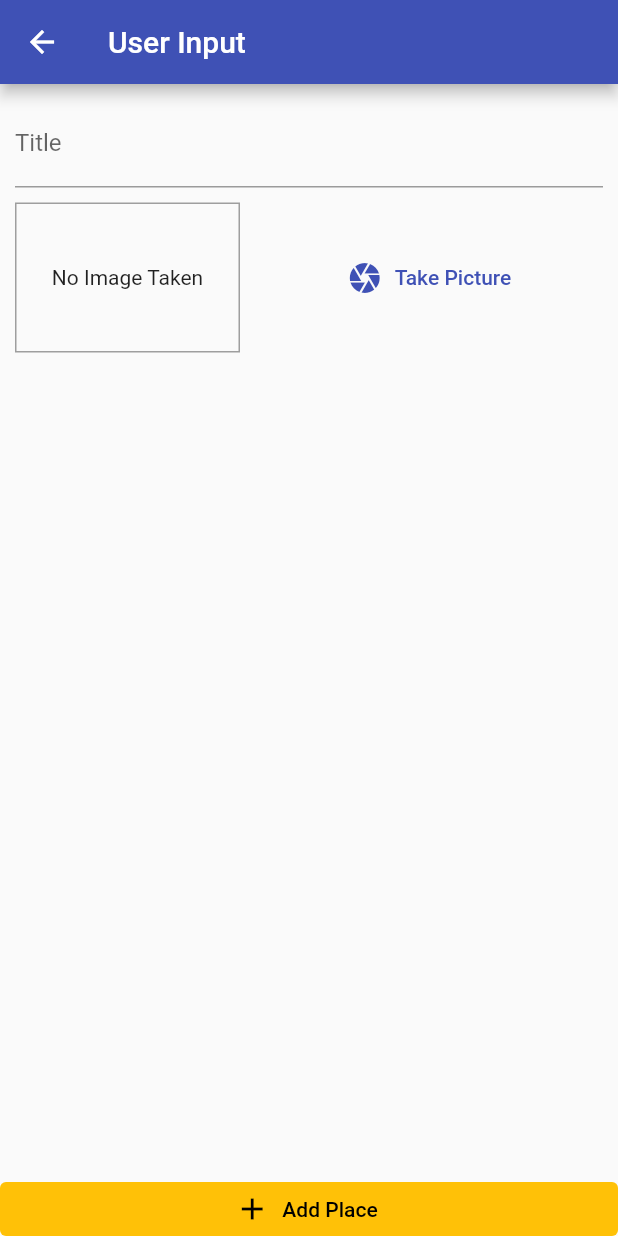
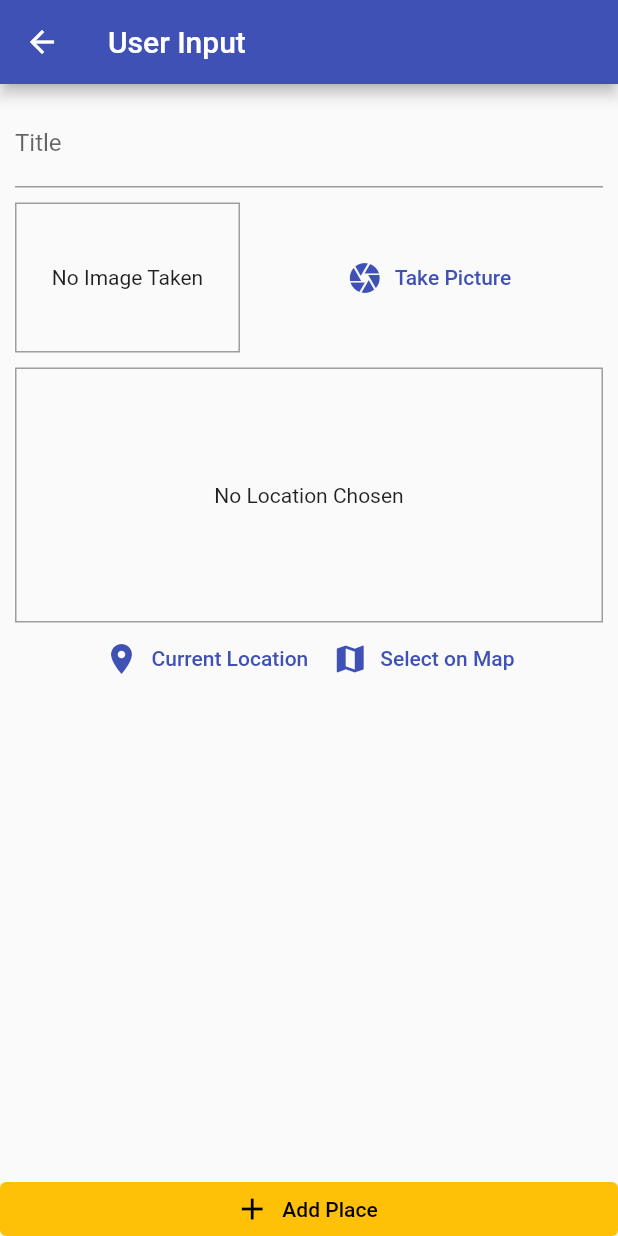
Before and after one commit to ThatPham2000/greate_places_app, a Flutter app: the AddPlaceScreen screen opened by its route, on a phone screen of 412 x 824 dp. Run offline on Flutter 3.47's test engine with Material 2 defaults, Android fonts, the phone set to English and light mode, and no system bars; our stand-ins replace image_picker, location, sqflite; accounts and stored records are empty.

Commit message:
add location

```diff
--- /dev/null
+++ b/lib/helpers/location_helper.dart
@@ -0,0 +1,21 @@
+import 'dart:convert';
+
+import 'package:http/http.dart' as http;
+
+const GOOGLE_API_KEY = 'AIzaSyBg9yn5JtQgKRFbg6FCTy4ewbF24kRuAYI';
+
+class LocationHelper {
+  static String generateLocationPreviewImage({
+    required double latitude,
+    required double longitude,
+  }) {
+    return 'https://maps.googleapis.com/maps/api/staticmap?center=&$longitude,$latitude&zoom=16&size=600x300&maptype=roadmap&markers=color:red%7Clabel:C%7C$latitude,$longitude&key=$GOOGLE_API_KEY';
+  }
+
+  static Future<String> getPlaceAddress(double lat, double lng) async {
+    final url = Uri.parse(
+        'https://maps.googleapis.com/maps/api/geocode/json?latlng=$lat,$lng&key=$GOOGLE_API_KEY');
+    final response = await http.get(url);
+    return json.decode(response.body)['results'][0]['formatted_address'];
+  }
+}
--- a/lib/screens/add_place_screen.dart
+++ b/lib/screens/add_place_screen.dart
@@ -1,6 +1,7 @@
 import 'dart:io';
 
 import 'package:flutter/material.dart';
+import '../widgets/location_input.dart';
 import '../widgets/image_input.dart';
 import '../providers/greate_places_provider.dart';
 import 'package:provider/provider.dart';
@@ -55,6 +56,10 @@ class _AddPlaceScreenState extends State<AddPlaceScreen> {
                       height: 10,
                     ),
                     ImageInput(onSelectImage: _selectImage),
+                    SizedBox(
+                      height: 10,
+                    ),
+                    LocationInput(),
                   ],
                 ),
               ),
--- /dev/null
+++ b/lib/widgets/location_input.dart
@@ -0,0 +1,77 @@
+import 'package:location/location.dart';
+import 'package:flutter/material.dart';
+import '../helpers/location_helper.dart';
+
+class LocationInput extends StatefulWidget {
+  const LocationInput({Key? key}) : super(key: key);
+
+  @override
+  _LocationInputState createState() => _LocationInputState();
+}
+
+class _LocationInputState extends State<LocationInput> {
+  String? _previewImageUrl;
+
+  Future<void> _getCurrentUserLocation() async {
+    final locData = await Location().getLocation();
+    // print(locData.latitude);
+    // print(locData.longitude);
+
+    final staticMapImageUrl = LocationHelper.generateLocationPreviewImage(
+        latitude: locData.latitude ?? 0, longitude: locData.longitude ?? 0);
+    setState(() {
+      _previewImageUrl = staticMapImageUrl;
+    });
+  }
+
+  @override
+  Widget build(BuildContext context) {
+    return Column(
+      children: [
+        Container(
+          height: 170,
+          width: double.infinity,
+          alignment: Alignment.center,
+          decoration: BoxDecoration(
+            border: Border.all(width: 1, color: Colors.grey),
+          ),
+          child: _previewImageUrl == null
+              ? Text(
+                  'No Location Chosen',
+                  textAlign: TextAlign.center,
+                )
+              : Image.network(
+                  _previewImageUrl!,
+                  fit: BoxFit.cover,
+                  width: double.infinity,
+                ),
+        ),
+        Row(
+          mainAxisAlignment: MainAxisAlignment.center,
+          children: [
+            TextButton.icon(
+              onPressed: _getCurrentUserLocation,
+              icon: Icon(Icons.location_on),
+              label: Text('Current Location'),
+              style: ButtonStyle(
+                foregroundColor: MaterialStateProperty.all<Color>(
+                  Theme.of(context).primaryColor,
+                ),
+              ),
+            ),
+            TextButton.icon(
+              onPressed: () {},
+              icon: Icon(Icons.map),
+              label: Text('Select on Map'),
+              style: ButtonStyle(
+                foregroundColor: MaterialStateProperty.all<Color>(
+                  Theme.of(context).primaryColor,
+                ),
+              ),
+            ),
+          ],
+        )
+      ],
+    );
+  }
+}
--- a/pubspec.yaml
+++ b/pubspec.yaml
@@ -34,6 +34,7 @@ dependencies:
   path_provider: ^2.0.9
   path: ^1.8.0
   sqflite: ^2.0.2
+  location: ^4.2.3
 
 
   # The following adds the Cupertino Icons font to your application.
```
Also changed, not shown: pubspec.lock, 2 other files.
